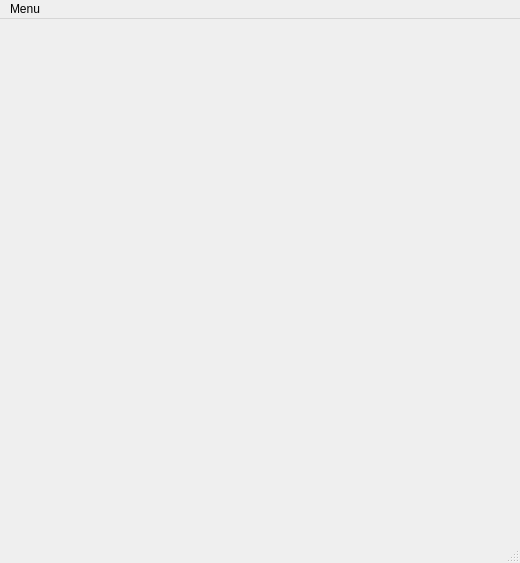
Before: the Qt Designer form gui/home.ui in EnesUGR/PasswordGen, drawn with Qt 5.
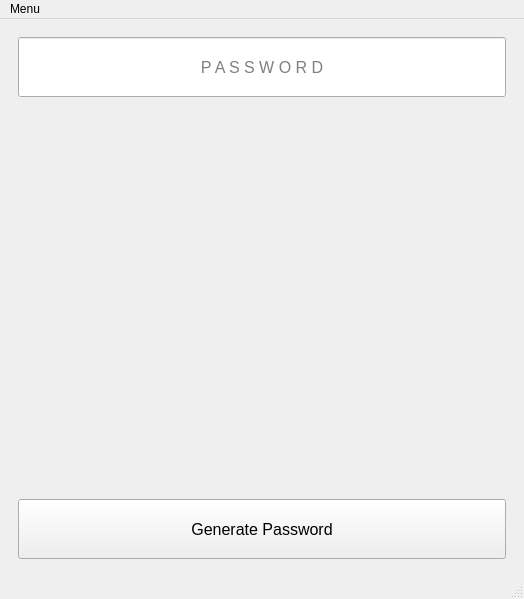
After: the same form once the commit is applied.

Commit message: Home page added.

Patch:
```diff
--- a/gui/home.ui
+++ b/gui/home.ui
@@ -6,20 +6,96 @@
    <rect>
     <x>0</x>
     <y>0</y>
-    <width>520</width>
-    <height>563</height>
+    <width>524</width>
+    <height>599</height>
    </rect>
   </property>
   <property name="windowTitle">
    <string>PasswordGen</string>
   </property>
-  <widget class="QWidget" name="centralwidget"/>
+  <widget class="QWidget" name="centralwidget">
+   <layout class="QVBoxLayout" name="verticalLayout">
+    <item>
+     <widget class="QStackedWidget" name="stackedWidget">
+      <widget class="QWidget" name="page_home">
+       <layout class="QVBoxLayout" name="verticalLayout_2">
+        <item>
+         <widget class="QLineEdit" name="lineEdit_password">
+          <property name="minimumSize">
+           <size>
+            <width>0</width>
+            <height>60</height>
+           </size>
+          </property>
+          <property name="font">
+           <font>
+            <pointsize>12</pointsize>
+           </font>
+          </property>
+          <property name="cursor">
+           <cursorShape>ArrowCursor</cursorShape>
+          </property>
+          <property name="styleSheet">
+           <string notr="true"/>
+          </property>
+          <property name="alignment">
+           <set>Qt::AlignCenter</set>
+          </property>
+          <property name="readOnly">
+           <bool>true</bool>
+          </property>
+          <property name="placeholderText">
+           <string>P A S S W O R D</string>
+          </property>
+         </widget>
+        </item>
+        <item>
+         <spacer name="verticalSpacer">
+          <property name="orientation">
+           <enum>Qt::Vertical</enum>
+          </property>
+          <property name="sizeHint" stdset="0">
+           <size>
+            <width>20</width>
+            <height>40</height>
+           </size>
+          </property>
+         </spacer>
+        </item>
+        <item>
+         <widget class="QPushButton" name="pushButton_generatePassword">
+          <property name="minimumSize">
+           <size>
+            <width>0</width>
+            <height>60</height>
+           </size>
+          </property>
+          <property name="font">
+           <font>
+            <pointsize>12</pointsize>
+           </font>
+          </property>
+          <property name="cursor">
+           <cursorShape>PointingHandCursor</cursorShape>
+          </property>
+          <property name="text">
+           <string>Generate Password</string>
+          </property>
+         </widget>
+        </item>
+       </layout>
+      </widget>
+      <widget class="QWidget" name="page_check"/>
+     </widget>
+    </item>
+   </layout>
+  </widget>
   <widget class="QMenuBar" name="menubar">
    <property name="geometry">
     <rect>
      <x>0</x>
      <y>0</y>
-     <width>520</width>
+     <width>524</width>
      <height>22</height>
     </rect>
    </property>
```
The commit also changes 2 other files.
